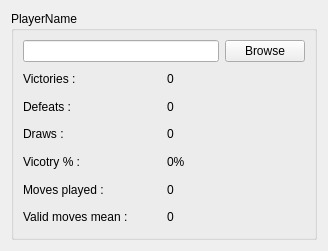
ekryyn/awale, file awale/gui/player_view.ui: the form before one commit.
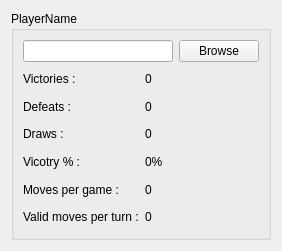
The form after the commit.

```diff
--- a/awale/gui/player_view.ui
+++ b/awale/gui/player_view.ui
@@ -6,7 +6,7 @@
    <rect>
     <x>0</x>
     <y>0</y>
-    <width>328</width>
+    <width>282</width>
     <height>251</height>
    </rect>
   </property>
@@ -93,7 +93,7 @@
       <item row="5" column="0">
        <widget class="QLabel" name="label_10">
         <property name="text">
-         <string>Moves played :</string>
+         <string>Moves per game :</string>
         </property>
        </widget>
       </item>
@@ -107,7 +107,7 @@
       <item row="6" column="0">
        <widget class="QLabel" name="label_12">
         <property name="text">
-         <string>Valid moves mean :</string>
+         <string>Valid moves per turn :</string>
         </property>
        </widget>
       </item>
```
